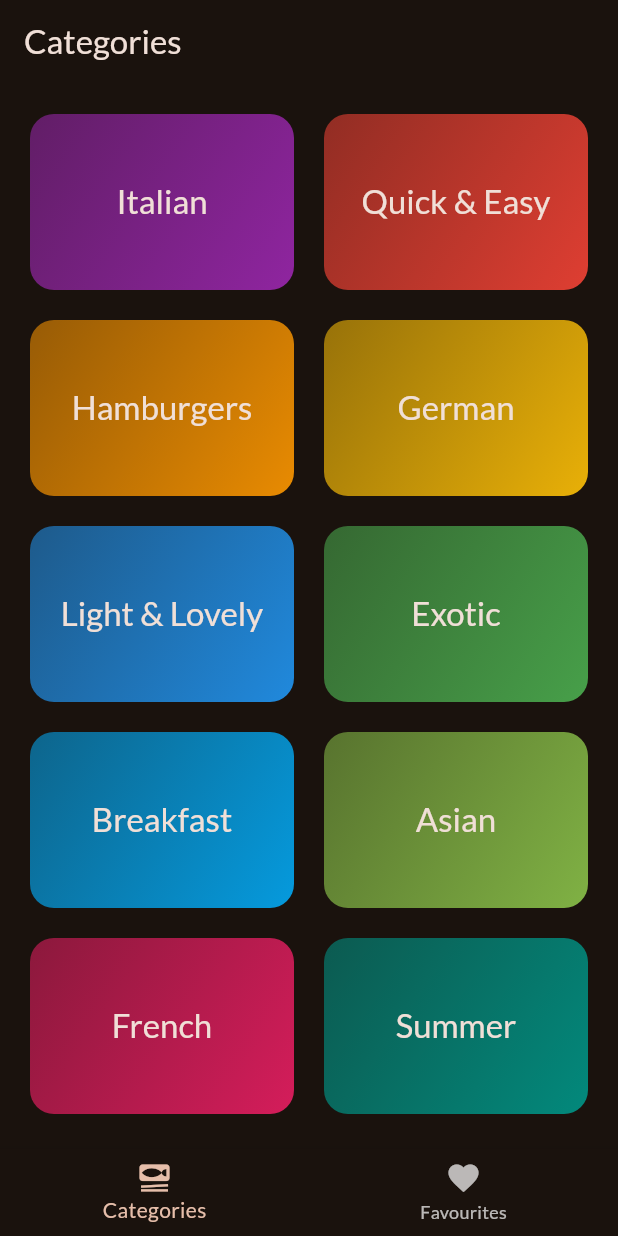
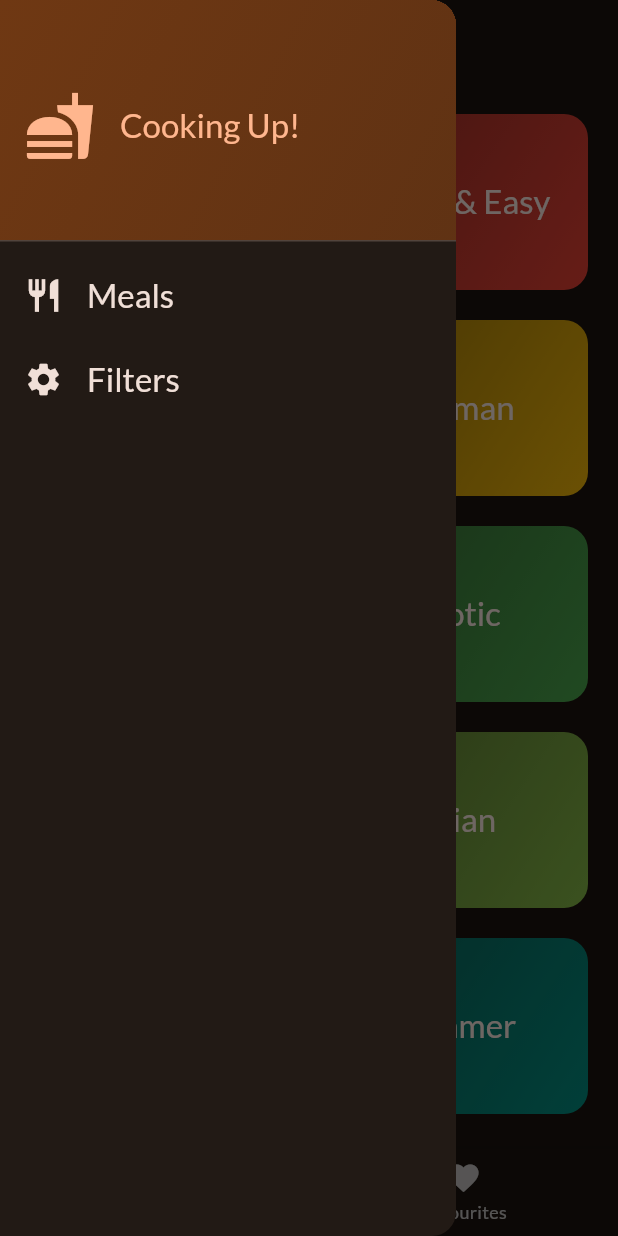
Before and after one commit to abouzia/meals_app, a Flutter app: the screen it shows after launch, with the side drawer open (before the commit the screen has no drawer), on a phone screen of 412 x 824 dp. Run offline on Flutter 3.47's test engine with Material 3 defaults, Android fonts, the phone set to English and light mode, and no system bars; our stand-ins replace google_fonts, transparent_image.

Commit message:
added filters screen and drawer

```diff
--- a/lib/main.dart
+++ b/lib/main.dart
@@ -1,7 +1,6 @@
 import 'package:flutter/material.dart';
 
 import 'package:google_fonts/google_fonts.dart';
-import 'package:meals/screens/categories.dart';
 import 'package:meals/screens/tabs.dart';
 
 final theme = ThemeData(
--- /dev/null
+++ b/lib/widgets/main_drawer.dart
@@ -0,0 +1,83 @@
+import 'package:flutter/material.dart';
+
+class MainDrawer extends StatelessWidget {
+  const MainDrawer({
+    super.key,
+    required this.onSelectScreen,
+  });
+
+  final void Function(String screen) onSelectScreen;
+
+  @override
+  Widget build(BuildContext context) {
+    return Drawer(
+      child: Column(
+        children: [
+          DrawerHeader(
+            decoration: BoxDecoration(
+              gradient: LinearGradient(
+                colors: [
+                  Theme.of(context).colorScheme.primaryContainer,
+                  Theme.of(context)
+                      .colorScheme
+                      .primaryContainer
+                      .withOpacity(0.8),
+                ],
+                begin: Alignment.topLeft,
+                end: Alignment.bottomRight,
+              ),
+            ),
+            child: Row(
+              children: [
+                Icon(
+                  Icons.fastfood,
+                  size: 48,
+                  color: Theme.of(context).colorScheme.primary,
+                ),
+                const SizedBox(width: 16),
+                Text(
+                  'Cooking Up!',
+                  style: Theme.of(context).textTheme.titleLarge!.copyWith(
+                        color: Theme.of(context).colorScheme.primary,
+                      ),
+                ),
+              ],
+            ),
+          ),
+          ListTile(
+            leading: Icon(
+              Icons.restaurant,
+              size: 26,
+              color: Theme.of(context).colorScheme.onBackground,
+            ),
+            title: Text(
+              'Meals',
+              style: Theme.of(context).textTheme.titleLarge!.copyWith(
+                    color: Theme.of(context).colorScheme.onBackground,
+                  ),
+            ),
+            onTap: () {
+              onSelectScreen('meals');
+            },
+          ),
+          ListTile(
+            leading: Icon(
+              Icons.settings,
+              size: 26,
+              color: Theme.of(context).colorScheme.onBackground,
+            ),
+            title: Text(
+              'Filters',
+              style: Theme.of(context).textTheme.titleLarge!.copyWith(
+                    color: Theme.of(context).colorScheme.onBackground,
+                  ),
+            ),
+            onTap: () {
+              onSelectScreen('filters');
+            },
+          )
+        ],
+      ),
+    );
+  }
+}
```
Also changed, not shown: lib/screens/filters.dart (added, +48 -0 lines), lib/screens/tabs.dart (+23 -0 lines).
